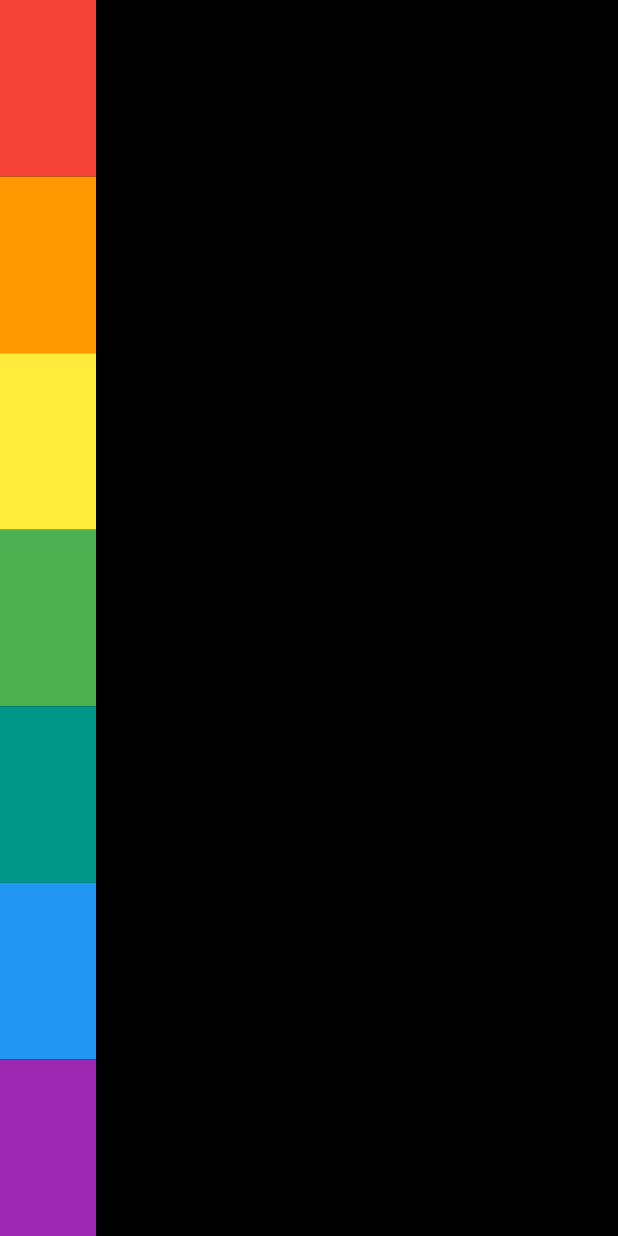
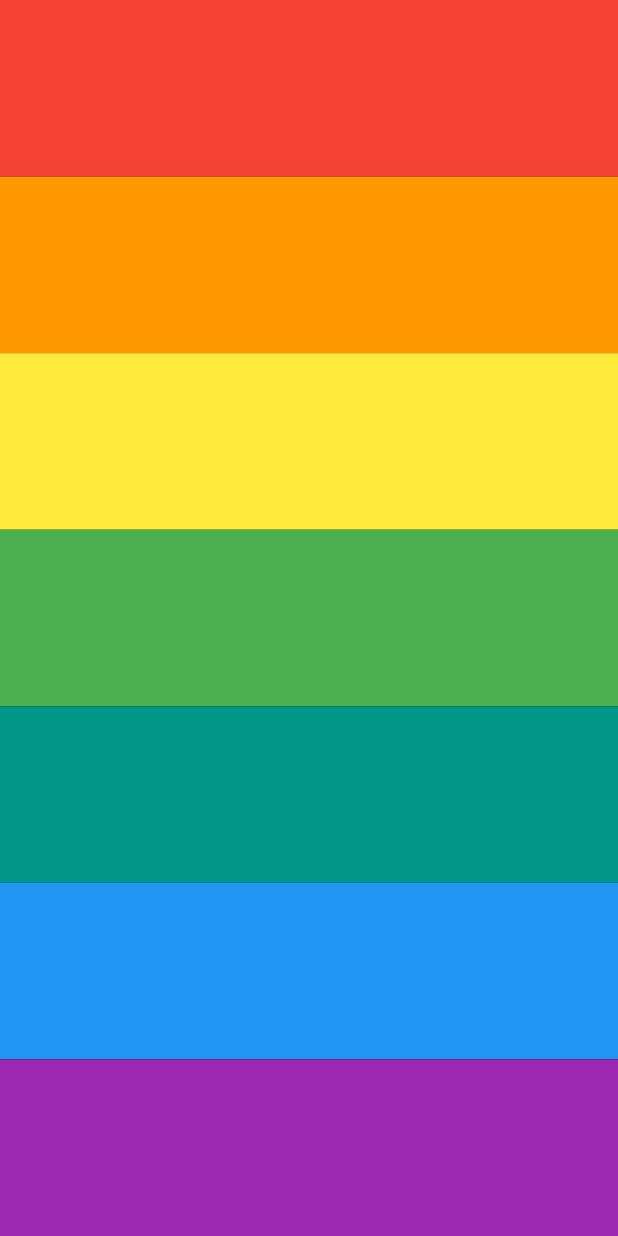
Before and after one commit to aarogyaojha/xylophone, a Flutter app: the screen it shows after launch, on a phone screen of 412 x 824 dp. Run offline on Flutter 3.47's test engine with Material 3 defaults, Android fonts, the phone set to English and light mode, and no system bars; our stand-ins replace audioplayers.

Commit message:
refractoring the app

```diff
--- a/lib/main.dart
+++ b/lib/main.dart
@@ -11,6 +11,23 @@
     await player.play(AssetSource('note$soundNumber.wav'));
   }
 
+  Expanded buildKey({required Color color, required int soundNumber}) {
+    return Expanded(
+      child: TextButton(
+        style: TextButton.styleFrom(
+          backgroundColor: color,
+          shape: const RoundedRectangleBorder(
+            borderRadius: BorderRadius.zero, // No corner radius
+          ),
+        ),
+        onPressed: () {
+          playSound(soundNumber);
+        },
+        child: Text(""),
+      ),
+    );
+  }
+
   const XylophoneApp({super.key});
 
   @override
@@ -20,105 +37,15 @@
         backgroundColor: Colors.black,
         body: SafeArea(
           child: Column(
+            crossAxisAlignment: CrossAxisAlignment.stretch,
             children: [
-              Expanded(
-                child: TextButton(
-                  style: TextButton.styleFrom(
-                    backgroundColor: Colors.red,
-                    shape: const RoundedRectangleBorder(
-                      borderRadius: BorderRadius.zero, // No corner radius
-                    ),
-                  ),
-                  onPressed: () {
-                    playSound(1);
-                  },
-                  child: Text(""),
-                ),
-              ),
-              Expanded(
-                child: TextButton(
-                  style: TextButton.styleFrom(
-                    backgroundColor: Colors.orange,
-                    shape: const RoundedRectangleBorder(
-                      borderRadius: BorderRadius.zero, // No corner radius
-                    ),
-                  ),
-                  onPressed: () {
-                    playSound(2);
-                  },
-                  child: Text(""),
-                ),
-              ),
-              Expanded(
-                child: TextButton(
-                  style: TextButton.styleFrom(
-                    backgroundColor: Colors.yellow,
-                    shape: const RoundedRectangleBorder(
-                      borderRadius: BorderRadius.zero, // No corner radius
-                    ),
-                  ),
-                  onPressed: () {
-                    playSound(3);
-                  },
-                  child: Text(""),
-                ),
-              ),
-              Expanded(
-                child: TextButton(
-                  style: TextButton.styleFrom(
-                    backgroundColor: Colors.green,
-                    shape: const RoundedRectangleBorder(
-                      borderRadius: BorderRadius.zero, // No corner radius
-                    ),
-                  ),
-                  onPressed: () {
-                    playSound(4);
-                  },
-                  child: Text(""),
-                ),
-              ),
-              Expanded(
-                child: TextButton(
-                  style: TextButton.styleFrom(
-                    backgroundColor: Colors.teal,
-                    shape: const RoundedRectangleBorder(
-                      borderRadius: BorderRadius.zero, // No corner radius
-                    ),
-                  ),
-                  onPressed: () {
-                    playSound(5);
-                  },
-                  child: Text(""),
-                ),
-              ),
-              Expanded(
-                child: TextButton(
-                  style: TextButton.styleFrom(
-                    backgroundColor: Colors.blue,
-                    shape: const RoundedRectangleBorder(
-                      borderRadius: BorderRadius.zero, // No corner radius
-                    ),
-                  ),
-                  onPressed: () {
-                    playSound(6);
-                  },
-                  child: Text(""),
-                ),
-              ),
-              Expanded(
-                child: TextButton(
-                  style: TextButton.styleFrom(
-                    backgroundColor: Colors.purple,
-                    shape: const RoundedRectangleBorder(
-                      borderRadius: BorderRadius.zero, // No corner radius
-                    ),
-                  ),
-                  onPressed: () {
-                    playSound(7);
-                  },
-                  child: Text(""),
-                ),
-              ),
+              buildKey(color: Colors.red, soundNumber: 1),
+              buildKey(color: Colors.orange, soundNumber: 2),
+              buildKey(color: Colors.yellow, soundNumber: 3),
+              buildKey(color: Colors.green, soundNumber: 4),
+              buildKey(color: Colors.teal, soundNumber: 5),
+              buildKey(color: Colors.blue, soundNumber: 6),
+              buildKey(color: Colors.purple, soundNumber: 7),
             ],
           ),
         ),
```
